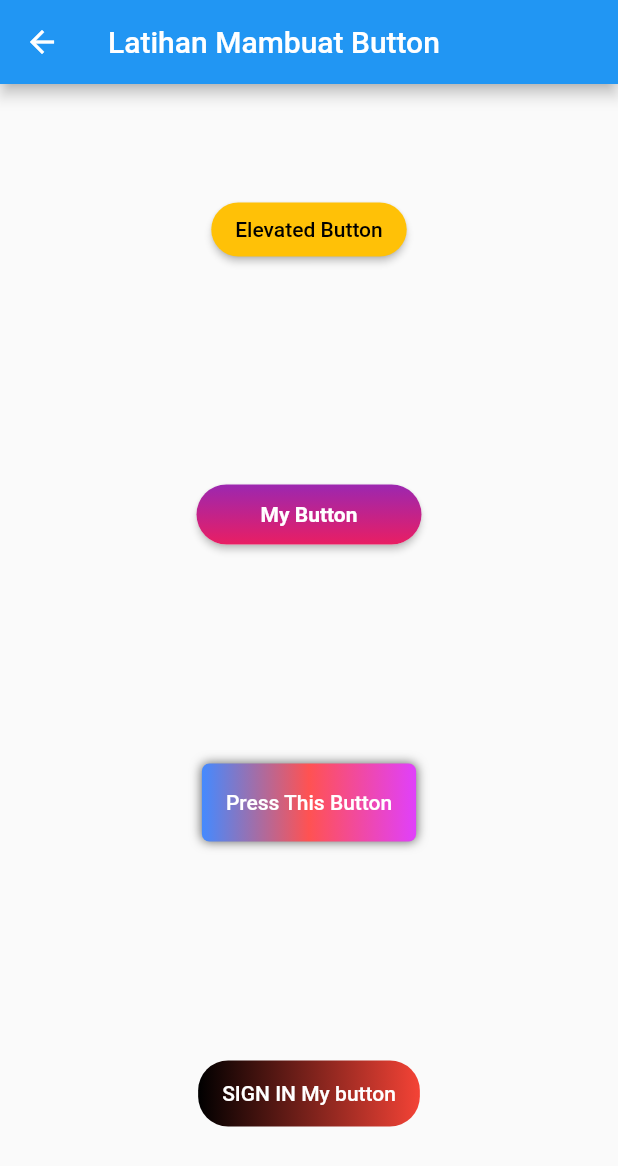
After one commit to chairoel/Flutter-Basic, a Flutter app: the CustomButton screen opened directly, on a phone screen of 412 x 824 dp. The commit adds this screen. Shown: the top 1166 px of the screen. Run offline on Flutter 3.47's test engine with Material 2 defaults, Android fonts, the phone set to English and light mode, and no system bars.

Commit message:
[1] Create Custom Button Page and fiture [2] Add Button goto Custom Button Page

```diff
--- /dev/null
+++ b/demo_project/lib/custom_botton.dart
@@ -0,0 +1,150 @@
+import 'package:flutter/material.dart';
+
+class CustomButton extends StatelessWidget {
+  const CustomButton({super.key});
+
+  @override
+  Widget build(BuildContext context) {
+    return Scaffold(
+      appBar: AppBar(
+        title: Text("Latihan Mambuat Button"),
+      ),
+      body: Center(
+        child: Column(
+          mainAxisAlignment: MainAxisAlignment.spaceAround,
+          children: [
+            ElevatedButton(
+              style: ElevatedButton.styleFrom(
+                backgroundColor: Colors.amber,
+                foregroundColor: Colors.black,
+                shape: StadiumBorder(),
+              ),
+              onPressed: () {},
+              child: Text("Elevated Button"),
+            ),
+            //Custom button Sendiri
+            Material(
+              borderRadius: BorderRadius.circular(20),
+              elevation: 2, // Bayanagn Button
+              child: Container(
+                // Ukuran Button
+                // padding: EdgeInsets.symmetric(vertical: 12, horizontal: 40),
+                width: 150,
+                height: 40,
+                decoration: BoxDecoration(
+                  borderRadius: BorderRadius.circular(20),
+                  gradient: LinearGradient(
+                      colors: [Colors.purple, Colors.pink], //Warna Gradien
+                      begin: Alignment.topCenter, // Star sudut Gradien
+                      end: Alignment.bottomCenter), // Star sudut Gradien
+                ),
+                child: Material(
+                  borderRadius: BorderRadius.circular(20),
+                  color: Colors.transparent,
+                  //Effect Click pada Button
+                  child: InkWell(
+                    borderRadius: BorderRadius.circular(20),
+                    onTap: () {},
+                    splashColor: Colors.amber, // Warna ketika di tekan
+                    child: Center(
+                      child: Text(
+                        "My Button",
+                        style: TextStyle(
+                          color: Colors.white,
+                          fontWeight: FontWeight.w700,
+                        ),
+                      ),
+                    ),
+                  ),
+                ),
+              ),
+            ),
+            //Code Orang lain
+            DecoratedBox(
+                decoration: BoxDecoration(
+                    gradient: LinearGradient(colors: [
+                      Colors.blueAccent,
+                      Colors.redAccent,
+                      Colors.purpleAccent
+                      //add more colors
+                    ]),
+                    borderRadius: BorderRadius.circular(5),
+                    boxShadow: <BoxShadow>[
+                      BoxShadow(
+                          color:
+                              Color.fromRGBO(0, 0, 0, 0.57), //shadow for button
+                          blurRadius: 5) //blur radius of shadow
+                    ]),
+                child: ElevatedButton(
+                    style: ElevatedButton.styleFrom(
+                      backgroundColor: Colors.transparent,
+                      disabledBackgroundColor: Colors.transparent,
+                      shadowColor: Colors.transparent,
+                      //make color or elevated button transparent
+                    ),
+                    onPressed: () {
+                      print("You pressed Elevated Button");
+                    },
+                    child: Padding(
+                      padding: EdgeInsets.only(
+                        top: 18,
+                        bottom: 18,
+                      ),
+                      child: Text("Press This Button"),
+                    ))),
+            MyElevatedButton(
+              gradient: LinearGradient(colors: [Colors.black, Colors.red]),
+              // width: double.infinity,
+              onPressed: () {},
+              borderRadius: BorderRadius.circular(20),
+              child: Text('SIGN IN My button'),
+            )
+          ],
+        ),
+      ),
+    );
+  }
+}
+
+//Code Orang lain
+class MyElevatedButton extends StatelessWidget {
+  final BorderRadiusGeometry? borderRadius;
+  final double? width;
+  final double height;
+  final Gradient gradient;
+  final VoidCallback? onPressed;
+  final Widget child;
+
+  const MyElevatedButton({
+    Key? key,
+    required this.onPressed,
+    required this.child,
+    this.borderRadius,
+    this.width,
+    this.height = 44.0,
+    this.gradient = const LinearGradient(colors: [Colors.cyan, Colors.indigo]),
+  }) : super(key: key);
+
+  @override
+  Widget build(BuildContext context) {
+    final borderRadius = this.borderRadius ?? BorderRadius.circular(0);
+    return Container(
+      width: width,
+      height: height,
+      decoration: BoxDecoration(
+        gradient: gradient,
+        borderRadius: borderRadius,
+      ),
+      child: ElevatedButton(
+        onPressed: onPressed,
+        style: ElevatedButton.styleFrom(
+          // padding: EdgeInsets.symmetric(horizontal: 20, vertical: 16),
+          backgroundColor: Colors.transparent,
+          shadowColor: Colors.transparent,
+          shape: RoundedRectangleBorder(borderRadius: borderRadius),
+        ),
+        child: child,
+      ),
+    );
+  }
+}
--- a/demo_project/lib/main_page.dart
+++ b/demo_project/lib/main_page.dart
@@ -1,3 +1,4 @@
+import 'package:demo_project/custom_botton.dart';
 import 'package:demo_project/draggable_page.dart';
 import 'package:demo_project/media_query_page.dart';
 import 'package:flutter/material.dart';
@@ -17,6 +18,7 @@ class MainPage extends StatelessWidget {
           children: [
             goToButton(context, "Learn Media Query", LearnMediaQuery()),
             goToButton(context, "Learn Draggble", DraggblePage()),
+            goToButton(context, "Learn Custom Button", CustomButton()),
           ],
         ),
       ),
```
